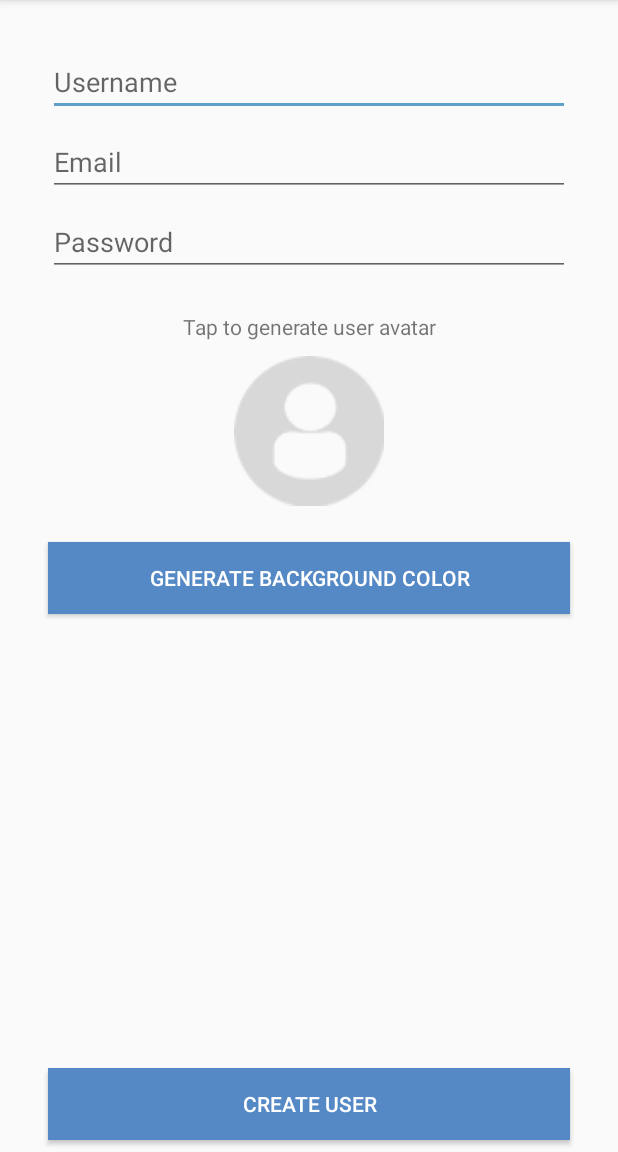
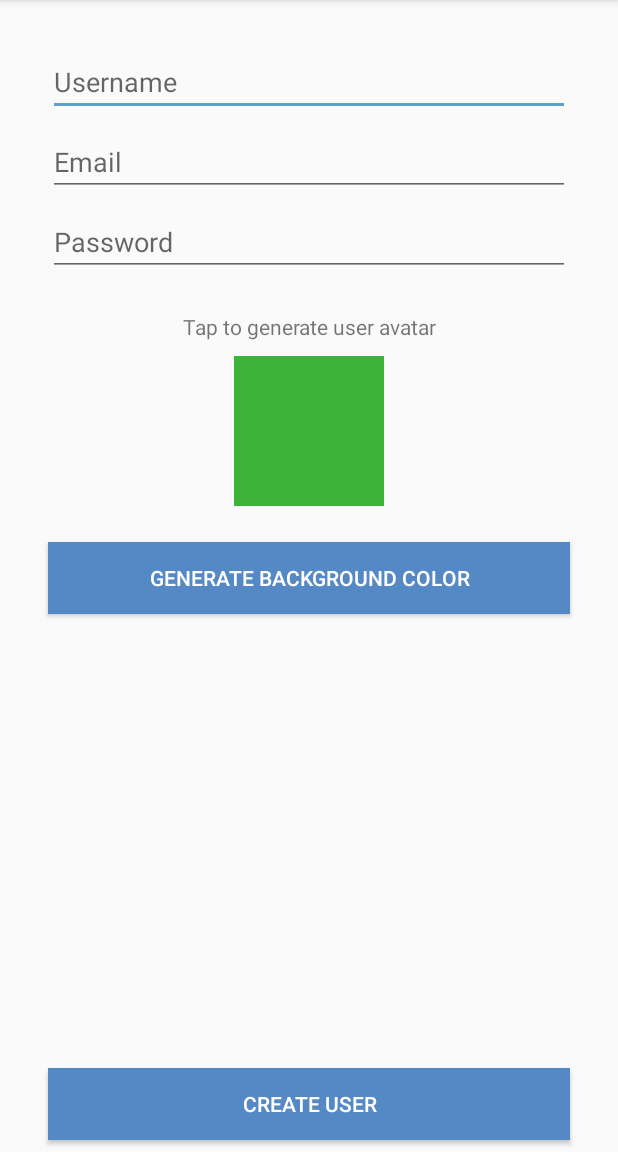
Before and after one commit to RonnieDipple/Smack, an Android app: the CreateUserActivity screen opened directly, with no data from a screen before it, after a tap on "GENERATE BACKGROUND COLOR", on a phone screen of 412 x 824 dp, the part 84-1236 px from its top. Run offline under Robolectric (Android 15) with nearby library versions, the phone set to English and light mode, and no system bars; 1 other tap on this screen came first.

Commit message:
lesson 9

```diff
--- a/Smack/app/build.gradle
+++ b/Smack/app/build.gradle
@@ -31,4 +31,5 @@ dependencies {
     testImplementation 'junit:junit:4.12'
     androidTestImplementation 'com.android.support.test:runner:1.0.1'
     androidTestImplementation 'com.android.support.test.espresso:espresso-core:3.0.1'
+    compile 'com.android.volley:volley:1.0.0'
 }
--- a/Smack/app/src/main/AndroidManifest.xml
+++ b/Smack/app/src/main/AndroidManifest.xml
@@ -9,7 +9,7 @@
         android:supportsRtl="true"
         android:theme="@style/AppTheme">
         <activity
-            android:name=".MainActivity"
+            android:name=".Controller.MainActivity"
             android:label="@string/app_name"
             android:theme="@style/AppTheme.NoActionBar">
             <intent-filter>
@@ -18,8 +18,8 @@
                 <category android:name="android.intent.category.LAUNCHER" />
             </intent-filter>
         </activity>
-        <activity android:name=".loginActivity" />
-        <activity android:name=".CreateUserActivity"></activity>
+        <activity android:name=".Controller.loginActivity" />
+        <activity android:name=".Controller.CreateUserActivity"></activity>
     </application>
 
 </manifest>
--- /dev/null
+++ b/Smack/app/src/main/java/com/yolasite/hardtapgames/smack/Controller/CreateUserActivity.kt
@@ -0,0 +1,60 @@
+package com.yolasite.hardtapgames.smack.Controller
+
+import android.graphics.Color
+import android.support.v7.app.AppCompatActivity
+import android.os.Bundle
+import android.view.View
+import com.yolasite.hardtapgames.smack.R
+import kotlinx.android.synthetic.main.activity_create_user.*
+import java.util.*
+
+class CreateUserActivity : AppCompatActivity() {
+
+    var userAvatar = "profileDefault"
+    var avatarColor = "[0.5,0.5,0.5,1]"
+
+    override fun onCreate(savedInstanceState: Bundle?) {
+        super.onCreate(savedInstanceState)
+        setContentView(R.layout.activity_create_user)
+    }
+
+    fun generateUserAvatar(view: View) {
+        val random = Random()
+        val color = random.nextInt(2)
+        val avatar = random.nextInt(28)
+
+        if (color == 0) {
+            userAvatar = "light$avatar"
+        } else {
+            userAvatar = "dar$avatar"
+        }
+
+        val resourceId = resources.getIdentifier(userAvatar, "drawable", packageName)
+        createAvatarImageView.setImageResource(resourceId)
+
+
+    }
+
+    fun generateColorClicked(view: View) {
+        val random = Random()
+        val r = random.nextInt(255)
+        val g = random.nextInt(255)
+        val b = random.nextInt(255)
+
+        createAvatarImageView.setBackgroundColor(Color.rgb(r, g, b))
+
+        val savedR = r.toDouble() / 255
+        val savedg = g.toDouble() / 255
+        val savedb = b.toDouble() / 255
+
+        avatarColor = "[$savedR, $savedg, $savedb, 1]"
+
+
+    }
+
+    fun createUserClicked(view: View) {
+
+    }
+
+
+}
--- a/Smack/app/src/main/java/com/yolasite/hardtapgames/smack/loginActivity.kt
+++ b/Smack/app/src/main/java/com/yolasite/hardtapgames/smack/Controller/loginActivity.kt
@@ -1,9 +1,10 @@
-package com.yolasite.hardtapgames.smack
+package com.yolasite.hardtapgames.smack.Controller
 
 import android.content.Intent
 import android.support.v7.app.AppCompatActivity
 import android.os.Bundle
 import android.view.View
+import com.yolasite.hardtapgames.smack.R
 
 class loginActivity : AppCompatActivity() {
 
@@ -17,7 +18,7 @@ class loginActivity : AppCompatActivity() {
     }
 
     fun loginCreateUserBtnClicked (view: View){
-        val createUserIntent = Intent(this,CreateUserActivity::class.java)
+        val createUserIntent = Intent(this, CreateUserActivity::class.java)
         startActivity(createUserIntent)
 
 
--- a/Smack/app/src/main/java/com/yolasite/hardtapgames/smack/CreateUserActivity.kt
+++ /dev/null
@@ -1,27 +0,0 @@
-package com.yolasite.hardtapgames.smack
-
-import android.support.v7.app.AppCompatActivity
-import android.os.Bundle
-import android.view.View
-
-class CreateUserActivity : AppCompatActivity() {
-
-    override fun onCreate(savedInstanceState: Bundle?) {
-        super.onCreate(savedInstanceState)
-        setContentView(R.layout.activity_create_user)
-    }
-
-    fun generateUserAvatar(view: View){
-
-    }
-
-    fun generateColorClicked(view: View){
-
-    }
-
-    fun createUserClicked(view: View){
-
-    }
-
-
-}
--- a/Smack/app/src/main/res/layout/activity_create_user.xml
+++ b/Smack/app/src/main/res/layout/activity_create_user.xml
@@ -4,7 +4,7 @@
     xmlns:tools="http://schemas.android.com/tools"
     android:layout_width="match_parent"
     android:layout_height="match_parent"
-    tools:context="com.yolasite.hardtapgames.smack.CreateUserActivity">
+    tools:context="com.yolasite.hardtapgames.smack.Controller.CreateUserActivity">
 
     <EditText
         android:id="@+id/createUserNameText"
--- a/Smack/app/src/main/res/layout/activity_login.xml
+++ b/Smack/app/src/main/res/layout/activity_login.xml
@@ -4,7 +4,7 @@
     xmlns:tools="http://schemas.android.com/tools"
     android:layout_width="match_parent"
     android:layout_height="match_parent"
-    tools:context="com.yolasite.hardtapgames.smack.loginActivity">
+    tools:context="com.yolasite.hardtapgames.smack.Controller.loginActivity">
 
     <EditText
         android:id="@+id/loginEmailText"
--- a/Smack/app/src/main/res/layout/app_bar_main.xml
+++ b/Smack/app/src/main/res/layout/app_bar_main.xml
@@ -4,7 +4,7 @@
     xmlns:tools="http://schemas.android.com/tools"
     android:layout_width="match_parent"
     android:layout_height="match_parent"
-    tools:context="com.yolasite.hardtapgames.smack.MainActivity">
+    tools:context="com.yolasite.hardtapgames.smack.Controller.MainActivity">
 
     <android.support.design.widget.AppBarLayout
         android:layout_width="match_parent"
--- a/Smack/app/src/main/res/layout/content_main.xml
+++ b/Smack/app/src/main/res/layout/content_main.xml
@@ -5,7 +5,7 @@
     android:layout_width="match_parent"
     android:layout_height="match_parent"
     app:layout_behavior="@string/appbar_scrolling_view_behavior"
-    tools:context="com.yolasite.hardtapgames.smack.MainActivity"
+    tools:context="com.yolasite.hardtapgames.smack.Controller.MainActivity"
     tools:showIn="@layout/app_bar_main">
 
     <TextView
--- a/Smack/build.gradle
+++ b/Smack/build.gradle
@@ -1,7 +1,7 @@
 // Top-level build file where you can add configuration options common to all sub-projects/modules.
 
 buildscript {
-    ext.kotlin_version = '1.1.51'
+    ext.kotlin_version = '1.1.60'
     repositories {
         google()
         jcenter()
```
Also changed, not shown: Smack/app/src/main/java/com/yolasite/hardtapgames/smack/Controller/MainActivity.kt (renamed from Smack/app/src/main/java/com/yolasite/hardtapgames/smack/MainActivity.kt, +3 -6 lines), Smack/app/src/main/java/com/yolasite/hardtapgames/smack/Services/AuthService.kt (added, +8 -0 lines), Smack/app/src/main/java/com/yolasite/hardtapgames/smack/Utlities/Constants.kt (added, +7 -0 lines), 13 other files.
